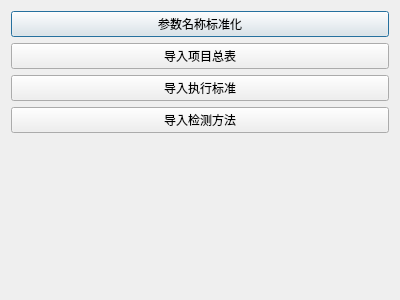
First picture: the form in src/Server/staticdatamanager.ui, repository hcc01/ELIMS, before the edit.
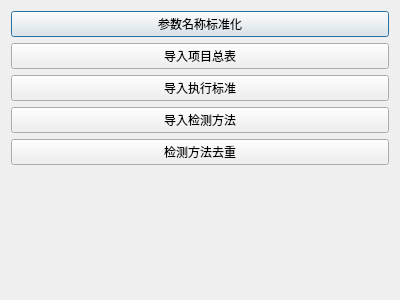
Second picture: the form after the edit.

```diff
--- a/src/Server/staticdatamanager.ui
+++ b/src/Server/staticdatamanager.ui
@@ -42,6 +42,13 @@
      </property>
     </widget>
    </item>
+   <item>
+    <widget class="QPushButton" name="methodDDbtn">
+     <property name="text">
+      <string>检测方法去重</string>
+     </property>
+    </widget>
+   </item>
    <item>
     <widget class="QLabel" name="status">
      <property name="text">
```
